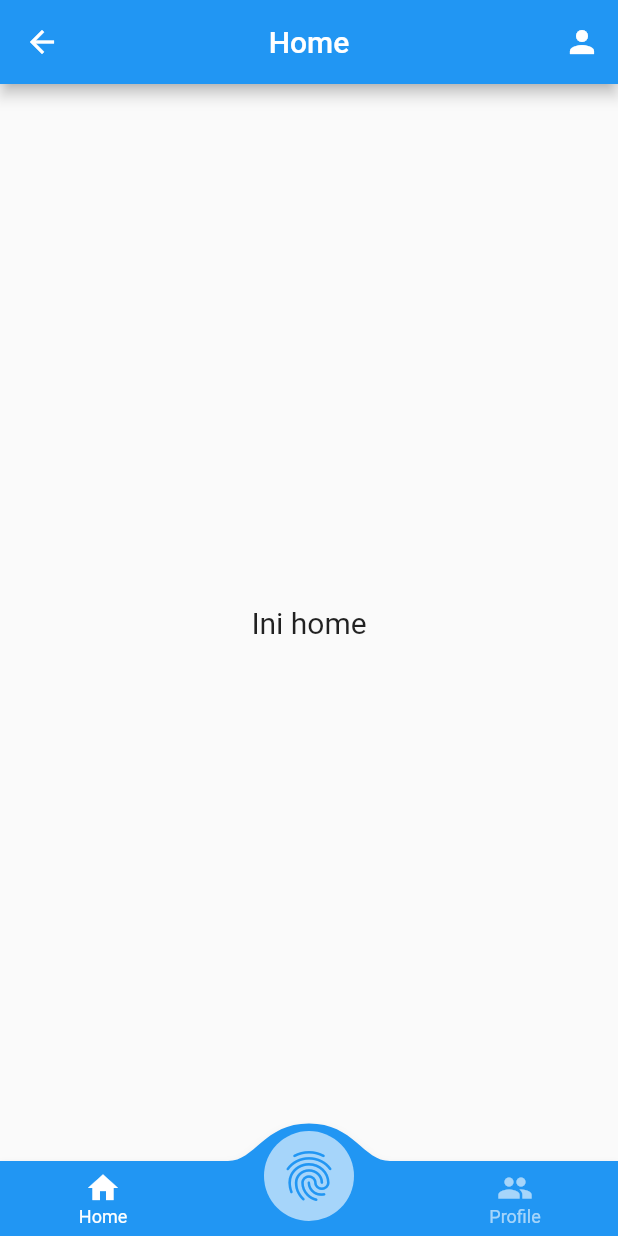
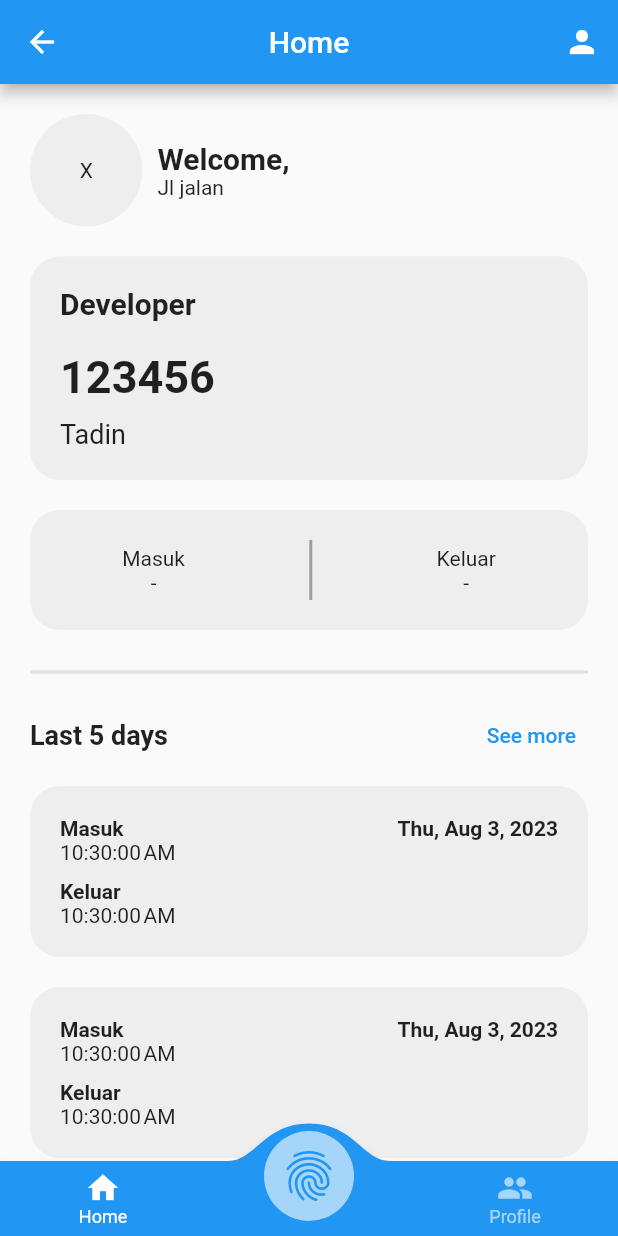
Before and after one commit to tadin-project/flutter-presence, a Flutter app: the HomeView screen opened by its route, on a phone screen of 412 x 824 dp. Run offline on Flutter 3.47's test engine with Material 2 defaults, Android fonts, the phone set to English and light mode, and no system bars; drawn by our look-alikes of convex_bottom_bar; our stand-ins replace cached_network_image, cloud_firestore, firebase_auth, firebase_core, firebase_storage, get and 1 more; accounts and stored records are empty; generated files the repository leaves out were written again.

Commit message:
design home view done

```diff
--- a/lib/app/modules/add_pegawai/controllers/add_pegawai_controller.dart
+++ b/lib/app/modules/add_pegawai/controllers/add_pegawai_controller.dart
@@ -9,6 +9,7 @@ class AddPegawaiController extends GetxController {
   TextEditingController nameC = TextEditingController();
   TextEditingController nipC = TextEditingController();
   TextEditingController emailC = TextEditingController();
+  TextEditingController jobC = TextEditingController();
   TextEditingController passAdminC = TextEditingController();
 
   FirebaseAuth auth = FirebaseAuth.instance;
@@ -41,6 +42,7 @@ class AddPegawaiController extends GetxController {
             "uid": uid,
             "role": "pegawai",
             "createdAt": DateTime.now().toIso8601String(),
+            "job": jobC.text,
           });
 
           await userCredentialPegawai.user!.sendEmailVerification();
@@ -92,6 +94,7 @@ class AddPegawaiController extends GetxController {
     isLoading.value = true;
     if (nameC.text.isNotEmpty &&
         nipC.text.isNotEmpty &&
+        jobC.text.isNotEmpty &&
         emailC.text.isNotEmpty) {
       Get.defaultDialog(
         title: "Validasi Admin",
@@ -135,7 +138,10 @@ class AddPegawaiController extends GetxController {
         ],
       );
     } else {
-      Get.snackbar("Terjadi Kesalahan", "NIP, nama, dan email harus diisi!");
+      Get.snackbar(
+        "Terjadi Kesalahan",
+        "NIP, nama, email, dan job harus diisi!",
+      );
     }
   }
 }
--- a/lib/app/modules/add_pegawai/views/add_pegawai_view.dart
+++ b/lib/app/modules/add_pegawai/views/add_pegawai_view.dart
@@ -42,6 +42,15 @@ class AddPegawaiView extends GetView<AddPegawaiController> {
               border: OutlineInputBorder(),
             ),
           ),
+          const SizedBox(height: 20),
+          TextField(
+            autocorrect: false,
+            controller: controller.jobC,
+            decoration: const InputDecoration(
+              labelText: "Job",
+              border: OutlineInputBorder(),
+            ),
+          ),
           const SizedBox(height: 30),
           Obx(
             () => ElevatedButton(
--- a/lib/app/modules/home/views/home_view.dart
+++ b/lib/app/modules/home/views/home_view.dart
@@ -1,5 +1,6 @@
 import 'package:flutter/material.dart';
 import 'package:convex_bottom_bar/convex_bottom_bar.dart';
+import 'package:intl/intl.dart';
 
 import 'package:get/get.dart';
 import 'package:presence/app/routes/app_pages.dart';
@@ -12,6 +13,9 @@ class HomeView extends GetView<HomeController> {
   HomeView({Key? key}) : super(key: key);
   @override
   Widget build(BuildContext context) {
+    // DateTime now = DateTime.now();
+    // String dateNow = DateFormat.yMMMEd().format(now);
+
     return Scaffold(
       appBar: AppBar(
         title: const Text('Home'),
@@ -23,11 +27,167 @@ class HomeView extends GetView<HomeController> {
           ),
         ],
       ),
-      body: const Center(
-        child: Text(
-          'Ini home',
-          style: TextStyle(fontSize: 20),
-        ),
+      body: ListView(
+        padding: const EdgeInsets.all(20),
+        children: [
+          Row(
+            children: [
+              ClipOval(
+                child: Container(
+                  height: 75,
+                  width: 75,
+                  color: Colors.grey[200],
+                  child: Center(
+                    child: Text("X"),
+                  ),
+                  // child: Image.network(src),
+                ),
+              ),
+              const SizedBox(width: 10),
+              Column(
+                crossAxisAlignment: CrossAxisAlignment.start,
+                children: [
+                  Text(
+                    "Welcome, ",
+                    style: const TextStyle(
+                      fontSize: 20,
+                      fontWeight: FontWeight.bold,
+                    ),
+                  ),
+                  Text("Jl jalan"),
+                ],
+              ),
+            ],
+          ),
+          const SizedBox(height: 20),
+          Container(
+            padding: const EdgeInsets.all(20),
+            decoration: BoxDecoration(
+              color: Colors.grey[200],
+              borderRadius: BorderRadius.circular(20),
+            ),
+            child: Column(
+              crossAxisAlignment: CrossAxisAlignment.start,
+              children: [
+                Text(
+                  "Developer",
+                  style: const TextStyle(
+                    fontSize: 20,
+                    fontWeight: FontWeight.bold,
+                  ),
+                ),
+                const SizedBox(height: 20),
+                Text(
+                  "123456",
+                  style: const TextStyle(
+                    fontSize: 30,
+                    fontWeight: FontWeight.bold,
+                  ),
+                ),
+                const SizedBox(height: 10),
+                Text(
+                  "Tadin",
+                  style: const TextStyle(
+                    fontSize: 18,
+                  ),
+                ),
+              ],
+            ),
+          ),
+          const SizedBox(height: 20),
+          Container(
+            padding: const EdgeInsets.all(20),
+            decoration: BoxDecoration(
+              color: Colors.grey[200],
+              borderRadius: BorderRadius.circular(20),
+            ),
+            child: Row(
+              mainAxisAlignment: MainAxisAlignment.spaceAround,
+              children: [
+                Column(
+                  children: [
+                    Text("Masuk"),
+                    Text("-"),
+                  ],
+                ),
+                Container(
+                  width: 2,
+                  height: 40,
+                  color: Colors.grey,
+                ),
+                Column(
+                  children: [
+                    Text("Keluar"),
+                    Text("-"),
+                  ],
+                ),
+              ],
+            ),
+          ),
+          const SizedBox(height: 20),
+          Divider(
+            color: Colors.grey[300],
+            thickness: 2,
+          ),
+          const SizedBox(height: 10),
+          Row(
+            mainAxisAlignment: MainAxisAlignment.spaceBetween,
+            children: [
+              Text(
+                "Last 5 days",
+                style: const TextStyle(
+                  fontWeight: FontWeight.bold,
+                  fontSize: 18,
+                ),
+              ),
+              TextButton(
+                onPressed: () {},
+                child: Text("See more"),
+              ),
+            ],
+          ),
+          const SizedBox(height: 10),
+          ListView.builder(
+            shrinkWrap: true,
+            physics: const NeverScrollableScrollPhysics(),
+            itemCount: 5,
+            itemBuilder: (context, index) {
+              return Container(
+                margin: const EdgeInsets.only(bottom: 20),
+                padding: const EdgeInsets.all(20),
+                decoration: BoxDecoration(
+                  borderRadius: BorderRadius.circular(20),
+                  color: Colors.grey[200],
+                ),
+                child: Column(
+                  crossAxisAlignment: CrossAxisAlignment.start,
+                  children: [
+                    Row(
+                      mainAxisAlignment: MainAxisAlignment.spaceBetween,
+                      children: [
+                        const Text(
+                          "Masuk",
+                          style: TextStyle(fontWeight: FontWeight.bold),
+                        ),
+                        Text(
+                          DateFormat.yMMMEd().format(DateTime.now()),
+                          style: const TextStyle(fontWeight: FontWeight.bold),
+                        ),
+                      ],
+                    ),
+                    Text(DateFormat.jms().format(DateTime.now())),
+                    const SizedBox(height: 10),
+                    const Text(
+                      "Keluar",
+                      style: TextStyle(fontWeight: FontWeight.bold),
+                    ),
+                    Text(DateFormat.jms().format(DateTime.now())),
+                  ],
+                ),
+              );
+            },
+          ),
+        ],
       ),
       bottomNavigationBar: ConvexAppBar(
         style: TabStyle.fixedCircle,
--- a/pubspec.yaml
+++ b/pubspec.yaml
@@ -15,6 +15,7 @@ dependencies:
   cached_network_image: ^3.2.3
   image_picker: 1.0.1
   convex_bottom_bar: 3.2.0
+  intl: 0.18.1
   flutter:
     sdk: flutter
 
```
Also changed, not shown: pubspec.lock.
